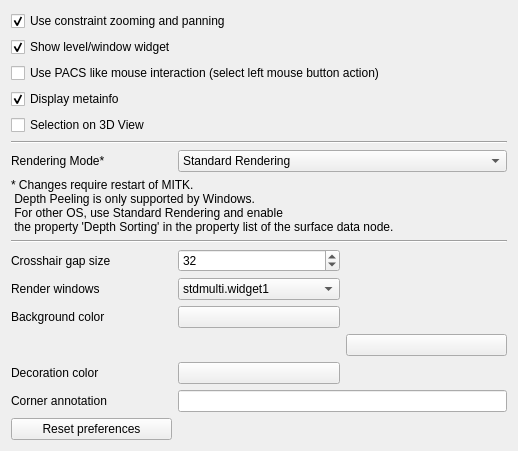
Qt form Plugins/org.mitk.gui.qt.stdmultiwidgeteditor/src/internal/QmitkStdMultiWidgetEditorPreferencePage.ui (MITK/MITK) before a commit.
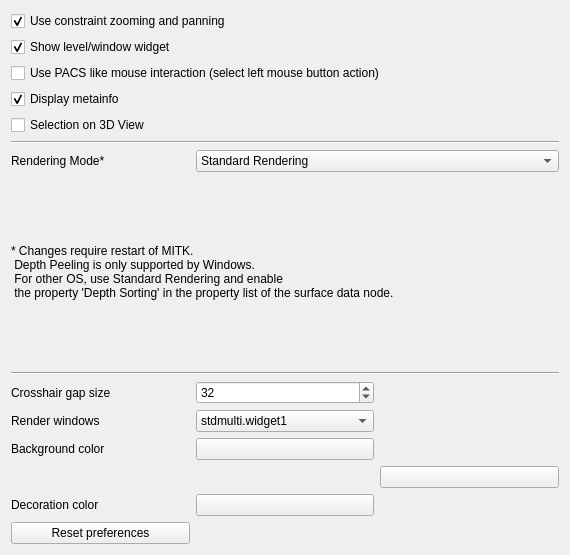
The same form after that commit.

Commit message:
StdMultiWidget: delete corner annotation settings
AUT-2819

```diff
--- a/Plugins/org.mitk.gui.qt.stdmultiwidgeteditor/src/internal/QmitkStdMultiWidgetEditorPreferencePage.ui
+++ b/Plugins/org.mitk.gui.qt.stdmultiwidgeteditor/src/internal/QmitkStdMultiWidgetEditorPreferencePage.ui
@@ -6,8 +6,8 @@
    <rect>
     <x>0</x>
     <y>0</y>
-    <width>518</width>
-    <height>431</height>
+    <width>570</width>
+    <height>555</height>
    </rect>
   </property>
   <property name="windowTitle">
@@ -48,7 +48,7 @@
      </property>
     </widget>
    </item>
-   <item row="15" column="0">
+   <item row="14" column="0">
     <widget class="QPushButton" name="m_ResetButton">
      <property name="text">
       <string>Reset preferences</string>
@@ -98,16 +98,6 @@
      </property>
     </widget>
    </item>
-   <item row="14" column="0">
-    <widget class="QLabel" name="label_8">
-     <property name="toolTip">
-      <string>The small text on the button left of each renderwindow.</string>
-     </property>
-     <property name="text">
-      <string>Corner annotation</string>
-     </property>
-    </widget>
-   </item>
    <item row="9" column="0">
     <widget class="QLabel" name="label_9">
      <property name="toolTip">
@@ -218,9 +208,6 @@
      </property>
     </widget>
    </item>
-   <item row="14" column="1" colspan="2">
-    <widget class="QLineEdit" name="m_RenderWindowDecorationText"/>
-   </item>
    <item row="11" column="1">
     <widget class="QPushButton" name="m_ColorButton1">
      <property name="text">
```
Left out of the diff: 14 changed lines with no effect on the pictures. Lines whose indentation alone changed are shown as unchanged. The commit also changes 2 other files.
